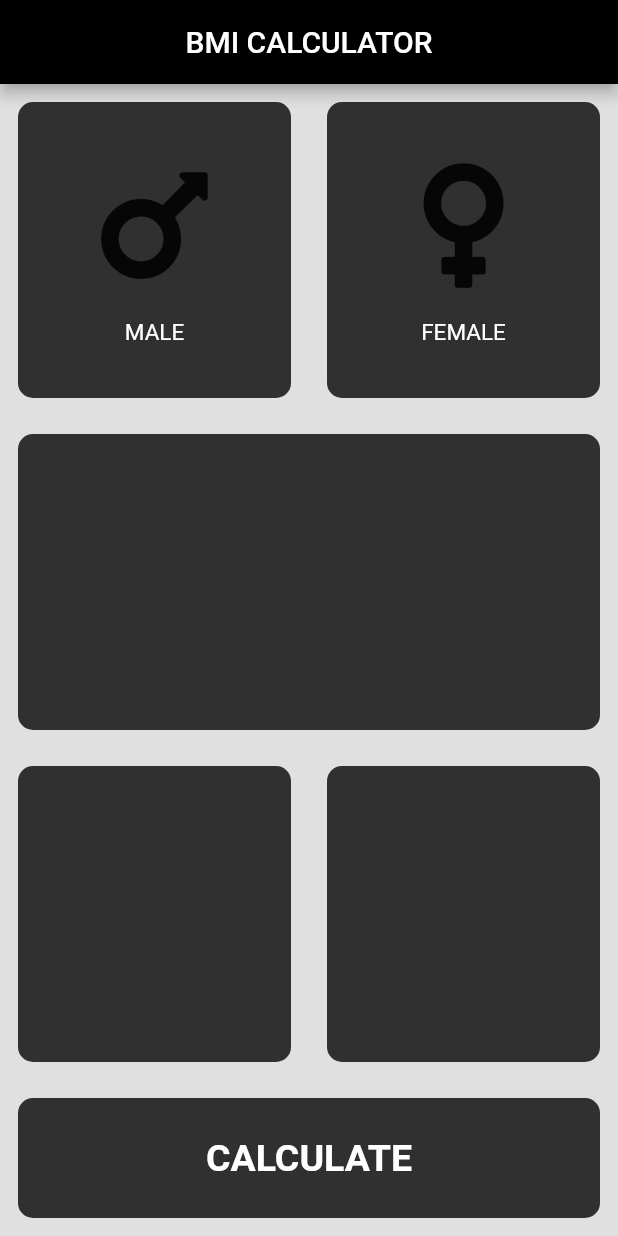
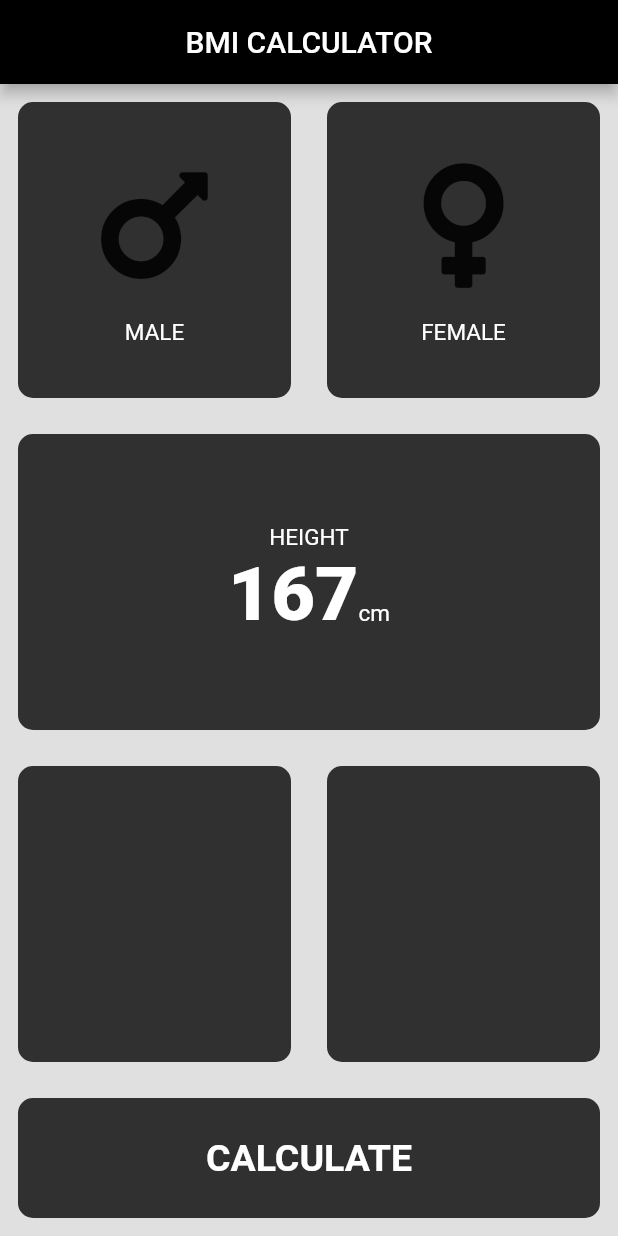
Before and after one commit to rohitsinghkcodes/BMI-Calculator, a Flutter app: the screen it shows after launch, on a phone screen of 412 x 824 dp. Run offline on Flutter 3.47's test engine with Material 2 defaults, Android fonts, the phone set to English and light mode, and no system bars; our stand-ins replace font_awesome_flutter.

```diff
--- /dev/null
+++ b/lib/Constants.dart
@@ -0,0 +1,24 @@
+import 'package:flutter/material.dart';
+
+const kBottomContHeight = 80.0;
+//Color1: app container color
+const color1 = Color(0xFF303030);
+//Color2: active color for male
+const color3 = Color(0xFF0D47A1);
+//Color2: active color for female
+const color2 = Color(0xFFFF1744);
+
+//Calculate button toogling color
+const color6 = color2;
+const color5 = color3;
+//Card text style
+const kLabeltextStyle = TextStyle(
+  fontSize: 15.0,
+  color: Colors.white,
+);
+
+//test dtyling for the input value display
+const kChoseninput = TextStyle(
+  fontSize: 50.0,
+  fontWeight: FontWeight.w900,
+);
--- a/lib/IconContent.dart
+++ b/lib/IconContent.dart
@@ -1,4 +1,5 @@
 import 'package:flutter/material.dart';
+import 'Constants.dart';
 
 class IconContent extends StatelessWidget {
   IconContent({this.genicon, this.gender});
@@ -17,10 +18,7 @@ class IconContent extends StatelessWidget {
             SizedBox(height: 15.0),
             Text(
               gender,
-          style: TextStyle(
-            fontSize: 15.0,
-            color: Colors.white,
-          ),
+              style: kLabeltextStyle,
         )
       ],
     );
--- a/lib/InputPage.dart
+++ b/lib/InputPage.dart
@@ -2,8 +2,9 @@ import 'package:flutter/material.dart';
 import 'package:font_awesome_flutter/font_awesome_flutter.dart';
 import 'IconContent.dart';
 import 'ReusableCard.dart';
-import 'constants.dart';
+import 'Constants.dart';
 
+//Enumeration function
 enum GengerSelection { male, female }
 
 class InputPage extends StatefulWidget {
@@ -16,21 +17,31 @@ class _InputPageState extends State<InputPage> {
 
   @override
   Widget build(BuildContext context) {
+    //decoration for calculate button
     var boxDecoration = BoxDecoration(
       borderRadius: BorderRadius.circular(10.0),
       color: genderSelected == GengerSelection.male
-          ? color3
-          : genderSelected == GengerSelection.female ? color2 : color1,
+          ? color6
+          : genderSelected == GengerSelection.female ? color5 : color1,
     );
+
+    //Decoration for other cards
+    var toogleCardColor = genderSelected == GengerSelection.male
+        ? color3
+        : genderSelected == GengerSelection.female ? color2 : color1;
+
+    //MAIN SECTION STARTS HERE
     return Scaffold(
       appBar: AppBar(
         title: Center(child: Text('BMI CALCULATOR')),
       ),
       body: Column(
+        crossAxisAlignment: CrossAxisAlignment.stretch,
         children: <Widget>[
           Expanded(
             child: Row(
               children: <Widget>[
+                //Male gender section
                 Expanded(
                   child: ReusableCard(
                     onpress: () {
@@ -47,6 +58,7 @@ class _InputPageState extends State<InputPage> {
                     ),
                   ),
                 ),
+                //Female gender section
                 Expanded(
                   child: ReusableCard(
                     onpress: () {
@@ -66,20 +78,56 @@ class _InputPageState extends State<InputPage> {
               ],
             ),
           ),
-          Expanded(child: ReusableCard(colorSelected: color1)),
+          //Height change slider
+          Expanded(
+            child: ReusableCard(
+              colorSelected: toogleCardColor,
+              cardChild: Column(
+                mainAxisAlignment: MainAxisAlignment.center,
+                children: <Widget>[
+                  Text(
+                    'HEIGHT',
+                    style: kLabeltextStyle,
+                  ),
+                  Row(
+                    mainAxisAlignment: MainAxisAlignment.center,
+                    crossAxisAlignment: CrossAxisAlignment.baseline,
+                    textBaseline: TextBaseline.alphabetic,
+                    children: <Widget>[
+                      Text(
+                        '167',
+                        style: kChoseninput,
+                      ),
+                      Text(
+                        'cm',
+                        style: kLabeltextStyle,
+                      ),
+                    ],
+                  ),
+                ],
+              ),
+            ),
+          ),
           Expanded(
             child: Row(
               children: <Widget>[
-                Expanded(child: ReusableCard(colorSelected: color1)),
-                Expanded(child: ReusableCard(colorSelected: color1)),
+                //4th section
+                Expanded(
+                  child: ReusableCard(colorSelected: toogleCardColor),
+                ),
+                //fifth section
+                Expanded(
+                  child: ReusableCard(colorSelected: toogleCardColor),
+                ),
               ],
             ),
           ),
+          //Calculate Button
           Container(
             decoration: boxDecoration,
             margin: EdgeInsets.all(12.0),
             width: double.infinity,
-            height: kBootomContHeight,
+            height: kBottomContHeight,
             child: Center(
               child: Text(
                 'CALCULATE',
--- a/lib/constants.dart
+++ /dev/null
@@ -1,11 +0,0 @@
-import 'package:flutter/material.dart';
-
-const kBootomContHeight = 80.0;
-//Color1: app container color
-const color1 = Color(0xFF303030);
-//Color2: bottom container color/active card indicator color
-const color2 = Color(0xFFFF1744);
-//Color2: active color for male
-const color3 = Colors.blue;
-//Color2: active color for female
-const color4 = Color(0xFFEB1555);
```
Also changed, not shown: 1 other file. Lines whose indentation alone changed are shown as unchanged.
